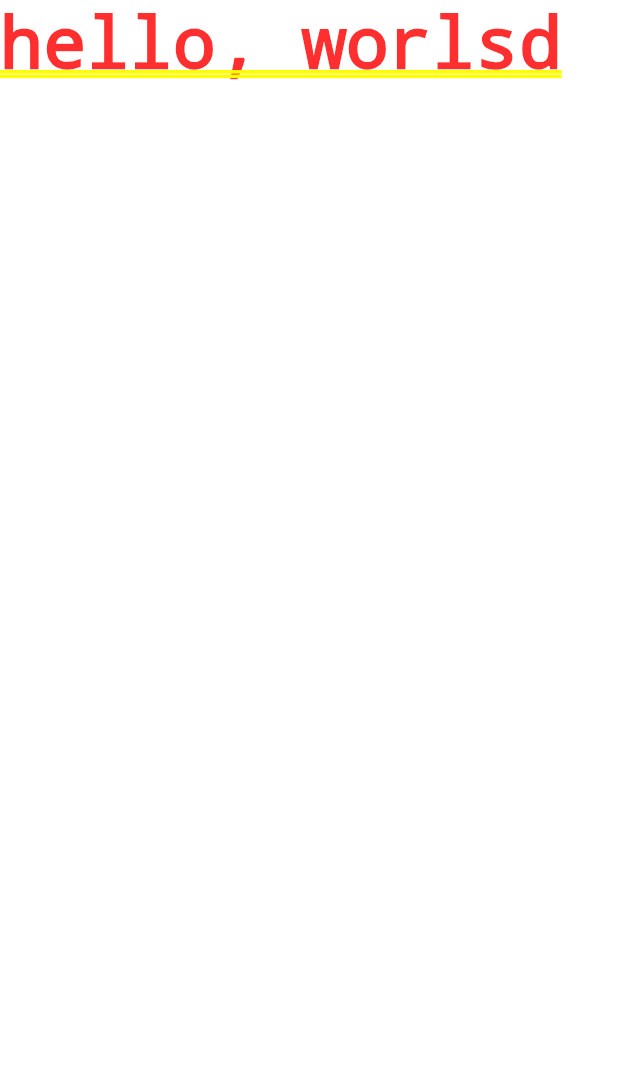
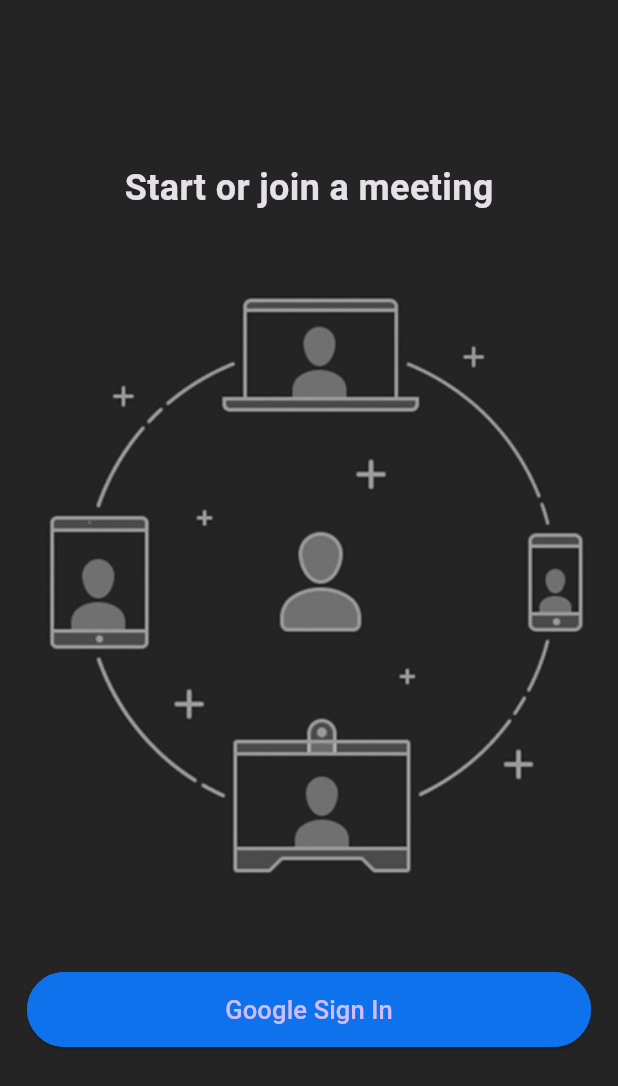
Before and after one commit to Mustazir/Meetique---Video-Communication-Platform, a Flutter app: the screen it shows after launch, on a phone screen of 412 x 824 dp. Shown: the top 1086 px of the screen. Run offline on Flutter 3.47's test engine with Material 3 defaults, Android fonts, the phone set to English and light mode, and no system bars.

Commit message:
LoginScreen Ui Added

```diff
--- a/lib/main.dart
+++ b/lib/main.dart
@@ -1,4 +1,6 @@
 import 'package:flutter/material.dart';
+import 'package:Meetique/screens/login_screen.dart';
+import 'package:Meetique/utils/colors.dart';
 
 void main() {
   runApp(const MyApp());
@@ -7,16 +9,16 @@
 class MyApp extends StatelessWidget {
   const MyApp({super.key});
 
-
   @override
   Widget build(BuildContext context) {
     return MaterialApp(
-      title: 'Flutter Demo',
-      theme: ThemeData(
-
-        colorScheme: ColorScheme.fromSeed(seedColor: Colors.deepPurple),
+      debugShowCheckedModeBanner: false,
+      title: 'Meetique',
+      theme: ThemeData.dark().copyWith(
+        scaffoldBackgroundColor: backgroundColor,
       ),
-      home: const Text('hello, worlsd'),
+      routes: {'/login': (context) => const LoginScreen()},
+      home: const LoginScreen(),
     );
   }
 }
--- /dev/null
+++ b/lib/screens/login_screen.dart
@@ -0,0 +1,39 @@
+import 'package:Meetique/widgets/custom_button.dart';
+import 'package:flutter/material.dart';
+
+
+class LoginScreen extends StatefulWidget {
+  const LoginScreen({super.key});
+
+  @override
+  State<LoginScreen> createState() => _LoginScreenState();
+}
+
+class _LoginScreenState extends State<LoginScreen> {
+  @override
+  Widget build(BuildContext context) {
+    return Scaffold(
+      body: Column(
+        mainAxisAlignment: MainAxisAlignment.center,
+        children: [
+          const Text(
+            'Start or join a meeting',
+            style: const TextStyle(fontSize: 24, fontWeight: FontWeight.bold),
+          ),
+          Padding(
+            padding: const EdgeInsets.symmetric(vertical: 38.0),
+            child: Image.asset('assets/images/onboarding.jpg'),
+          ),
+          CustomButton(text: 'Google Sign In')
+          //   onPressed: () async {
+          //     bool res = await _authMethods.signInWithGoogle(context);
+          //     if (res) {
+          //       Navigator.pushNamed(context, '/home');
+          //     }
+          //   },
+          //
+        ],
+      ),
+    );
+  }
+}
--- /dev/null
+++ b/lib/widgets/custom_button.dart
@@ -0,0 +1,34 @@
+import 'package:Meetique/utils/colors.dart';
+import 'package:flutter/material.dart';
+
+class CustomButton extends StatelessWidget {
+  final String text;
+  const CustomButton({super.key, required this.text});
+
+  @override
+  Widget build(BuildContext context) {
+    return Padding(
+      padding: const EdgeInsets.all(18.0),
+      child: ElevatedButton(
+        onPressed: () {},
+        child: Text(
+          text,
+          style: const TextStyle(
+            fontSize: 17,
+          ),
+        ),
+        style: ElevatedButton.styleFrom(
+          backgroundColor: buttonColor, // Updated to use backgroundColor
+          minimumSize: const Size(
+            double.infinity,
+            50,
+          ),
+          shape: RoundedRectangleBorder(
+            borderRadius: BorderRadius.circular(30),
+            side: const BorderSide(color: buttonColor),
+          ),
+        ),
+      ),
+    );
+  }
+}
--- a/pubspec.yaml
+++ b/pubspec.yaml
@@ -1,4 +1,4 @@
-name: zoom_clone
+name: Meetique
 description: "A new Flutter project."
 # The following line prevents the package from being accidentally published to
 # pub.dev using `flutter pub publish`. This is preferred for private packages.
@@ -58,8 +58,8 @@
   uses-material-design: true
 
   # To add assets to your application, add an assets section, like this:
-  # assets:
-  #   - images/a_dot_burr.jpeg
+  assets:
+    - assets/images/onboarding.jpg
   #   - images/a_dot_ham.jpeg
 
   # An image asset can refer to one or more resolution-specific "variants", see
```
Also changed, not shown: assets/images/onboarding.jpg (added), 16 other files.
